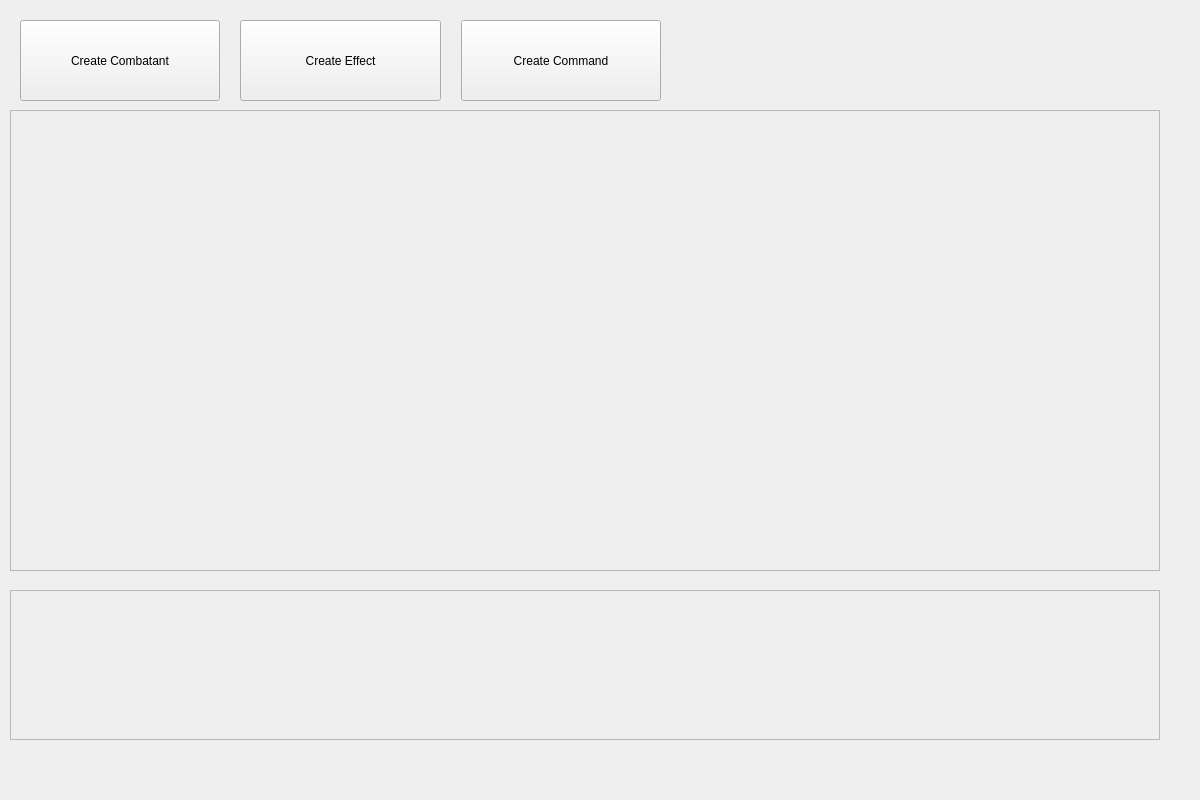
The window that src/ManagerPF2E/managerwidget.ui (lazaropo/2EManager) describes before a commit, drawn with Qt 5.
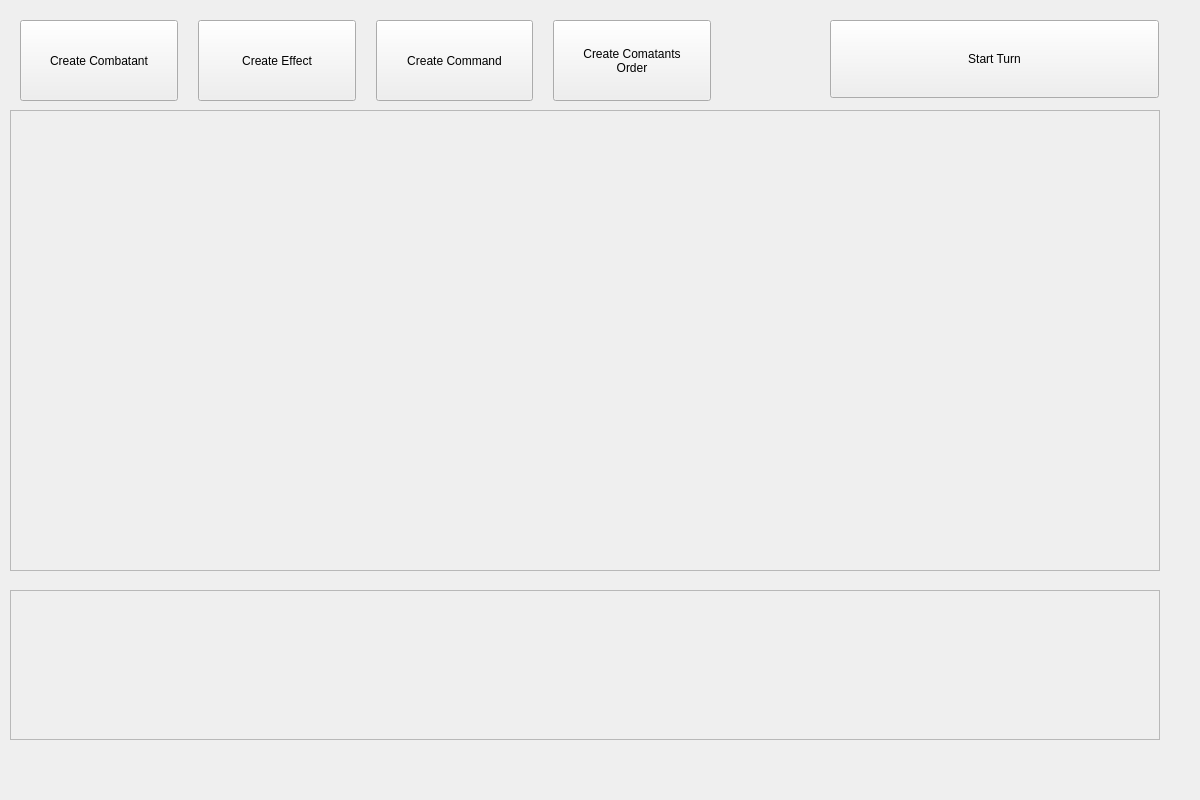
The same window after the commit.

Commit message: sirt by init button is done

What changed in the file:
```diff
--- a/src/ManagerPF2E/managerwidget.ui
+++ b/src/ManagerPF2E/managerwidget.ui
@@ -50,7 +50,7 @@
     <rect>
      <x>20</x>
      <y>20</y>
-     <width>641</width>
+     <width>691</width>
      <height>81</height>
     </rect>
    </property>
@@ -97,6 +97,20 @@
       </property>
      </widget>
     </item>
+    <item>
+     <widget class="QPushButton" name="pushButton_create_order">
+      <property name="sizePolicy">
+       <sizepolicy hsizetype="Minimum" vsizetype="Preferred">
+        <horstretch>0</horstretch>
+        <verstretch>0</verstretch>
+       </sizepolicy>
+      </property>
+      <property name="text">
+       <string>Create Comatants 
+Order</string>
+      </property>
+     </widget>
+    </item>
    </layout>
   </widget>
   <widget class="QScrollArea" name="scrollArea_commands">
@@ -122,6 +136,25 @@
     </property>
    </widget>
   </widget>
+  <widget class="QPushButton" name="pushButton_turn">
+   <property name="geometry">
+    <rect>
+     <x>830</x>
+     <y>20</y>
+     <width>329</width>
+     <height>78</height>
+    </rect>
+   </property>
+   <property name="sizePolicy">
+    <sizepolicy hsizetype="Minimum" vsizetype="Preferred">
+     <horstretch>0</horstretch>
+     <verstretch>0</verstretch>
+    </sizepolicy>
+   </property>
+   <property name="text">
+    <string>Start Turn</string>
+   </property>
+  </widget>
  </widget>
  <resources/>
  <connections/>
```
Left out of the diff: 2 changed lines with no effect on the pictures. The commit also changes 8 other files.
